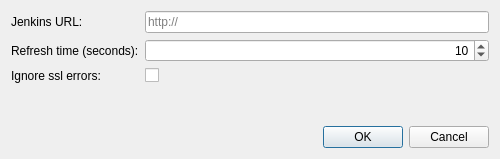
First picture: the form in ConfigurationWindow.ui, repository Lorentz83/JenkinsTray, before the edit.
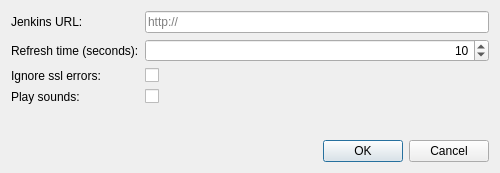
Second picture: the form after the edit. Icons and pictures are not drawn.

Commit message: option to disable sounds

What changed in the file:
```diff
--- a/ConfigurationWindow.ui
+++ b/ConfigurationWindow.ui
@@ -7,7 +7,7 @@
     <x>0</x>
     <y>0</y>
     <width>500</width>
-    <height>159</height>
+    <height>173</height>
    </rect>
   </property>
   <property name="minimumSize">
@@ -77,6 +77,20 @@
        </property>
       </widget>
      </item>
+     <item row="3" column="0">
+      <widget class="QLabel" name="label_4">
+       <property name="text">
+        <string>Play sounds:</string>
+       </property>
+      </widget>
+     </item>
+     <item row="3" column="1">
+      <widget class="QCheckBox" name="_playSounds">
+       <property name="text">
+        <string/>
+       </property>
+      </widget>
+     </item>
     </layout>
    </item>
    <item>
```
The commit also changes 6 other files.
